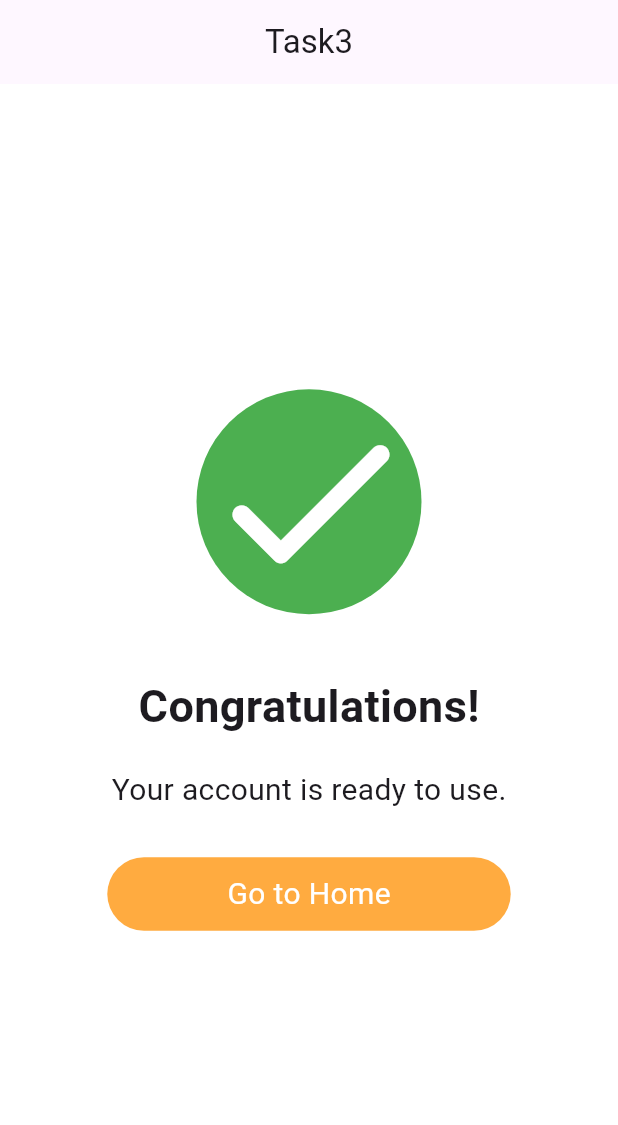
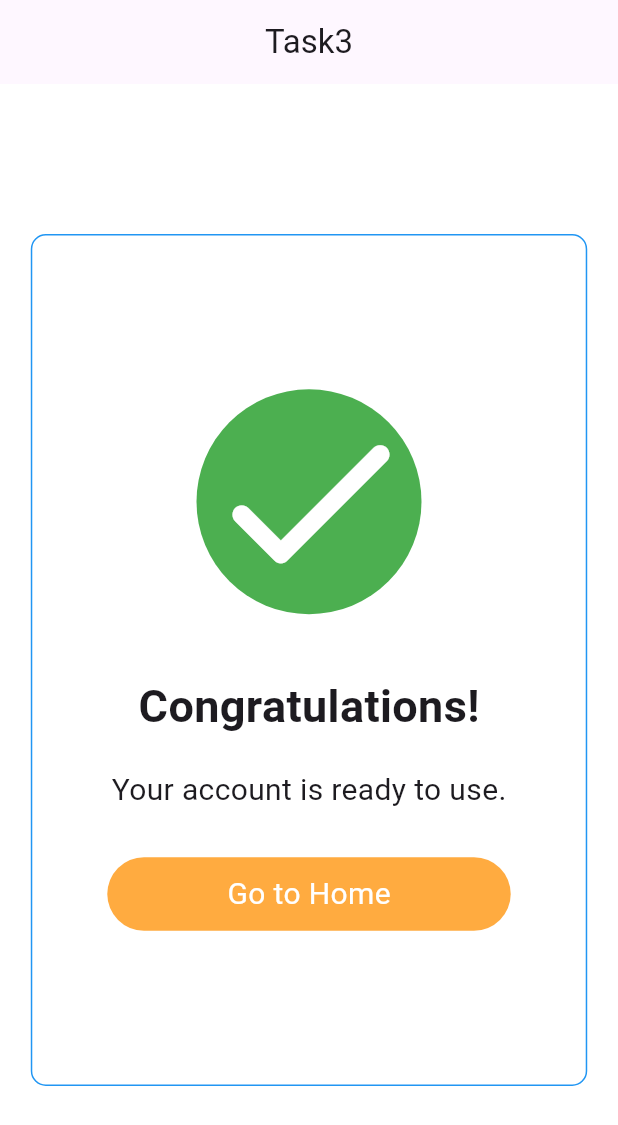
Before and after one commit to Faizan-glitch-os/smit_flutter_inhome_task3, a Flutter app: the screen it shows after launch, on a phone screen of 412 x 824 dp. Shown: the top 1125 px of the screen. Run offline on Flutter 3.47's test engine with Material 3 defaults, Android fonts, the phone set to English and light mode, and no system bars.

Commit message:
Task3 completed and optimized and added box border color

```diff
--- a/lib/main.dart
+++ b/lib/main.dart
@@ -16,14 +16,19 @@ class Task3 extends StatelessWidget {
     return Scaffold(
       backgroundColor: Colors.white60,
       appBar: AppBar(
-        title: const Center(child: Text('Task3')),
+        title: const Center(
+          child: Text('Task3'),
+        ),
       ),
       body: Center(
         child: Container(
           margin: const EdgeInsets.only(top: 100, bottom: 100),
           padding: const EdgeInsets.only(left: 50, right: 50),
           decoration: BoxDecoration(
-              borderRadius: BorderRadius.circular(10), color: Colors.white),
+            border: Border.all(color: Colors.blue),
+            borderRadius: BorderRadius.circular(10),
+            color: Colors.white,
+          ),
           child: Column(
             mainAxisAlignment: MainAxisAlignment.center,
             children: [
```
